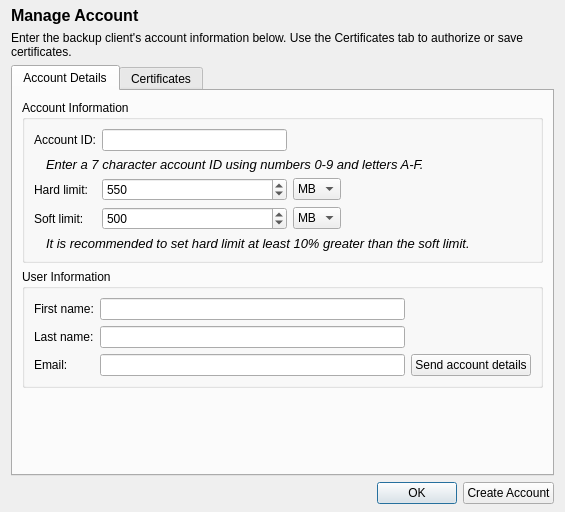
Before: the Qt Designer form data/ui/server/manage_account.ui in stewartadam/fwbackups, drawn with Qt 5.
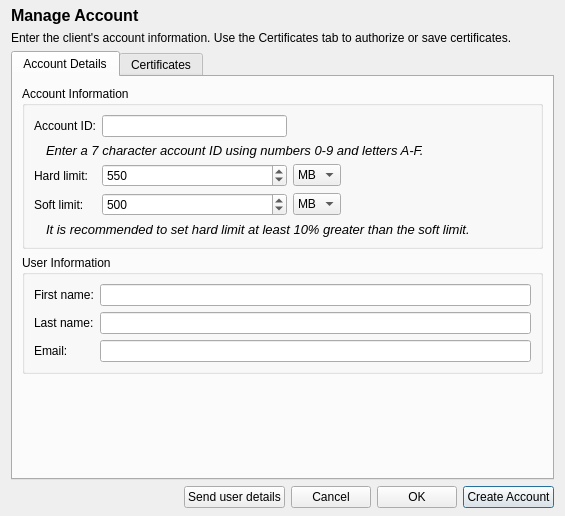
After: the same form once the commit is applied. Icons and pictures are not drawn.

Commit message: - Target Box Backup only for alpha release - Removed uneeded UI parts that will be retrieved later when needed - Changed source files accordingly

Patch:
```diff
--- a/data/ui/server/manage_account.ui
+++ b/data/ui/server/manage_account.ui
@@ -7,7 +7,7 @@
     <x>0</x>
     <y>0</y>
     <width>565</width>
-    <height>512</height>
+    <height>516</height>
    </rect>
   </property>
   <property name="minimumSize">
@@ -54,7 +54,7 @@
    <item>
     <widget class="QLabel" name="label_8">
      <property name="text">
-      <string>Enter the backup client's account information below. Use the Certificates tab to authorize or save certificates.</string>
+      <string>Enter the client's account information. Use the Certificates tab to authorize or save certificates.</string>
      </property>
      <property name="wordWrap">
       <bool>true</bool>
@@ -268,16 +268,6 @@
               </property>
              </widget>
             </item>
-            <item row="2" column="2">
-             <widget class="QPushButton" name="pushButton_4">
-              <property name="text">
-               <string>Send account details</string>
-              </property>
-              <property name="autoDefault">
-               <bool>false</bool>
-              </property>
-             </widget>
-            </item>
            </layout>
           </item>
          </layout>
@@ -465,13 +455,30 @@
        </property>
       </spacer>
      </item>
+     <item>
+      <widget class="QPushButton" name="sendUserDetailsButton">
+       <property name="text">
+        <string>Send user details</string>
+       </property>
+       <property name="autoDefault">
+        <bool>false</bool>
+       </property>
+      </widget>
+     </item>
+     <item>
+      <widget class="QPushButton" name="cancelButton">
+       <property name="text">
+        <string>Cancel</string>
+       </property>
+      </widget>
+     </item>
      <item>
       <widget class="QPushButton" name="OKButton">
        <property name="text">
         <string>OK</string>
        </property>
        <property name="default">
-        <bool>true</bool>
+        <bool>false</bool>
        </property>
       </widget>
      </item>
@@ -480,6 +487,9 @@
        <property name="text">
         <string>Create Account</string>
        </property>
+       <property name="default">
+        <bool>true</bool>
+       </property>
       </widget>
      </item>
     </layout>
```
Left out of the diff: 4 changed lines with no effect on the pictures. The commit also changes 14 other files.
